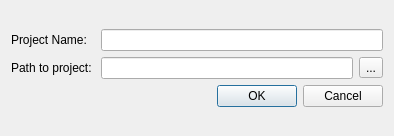
molchanoviv/CLIPS-GUI, file newprojectdialog.ui: the form before one commit.
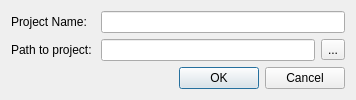
The form after the commit.

```diff
--- a/newprojectdialog.ui
+++ b/newprojectdialog.ui
@@ -6,8 +6,8 @@
    <rect>
     <x>0</x>
     <y>0</y>
-    <width>394</width>
-    <height>136</height>
+    <width>356</width>
+    <height>95</height>
    </rect>
   </property>
   <property name="windowTitle">
```
